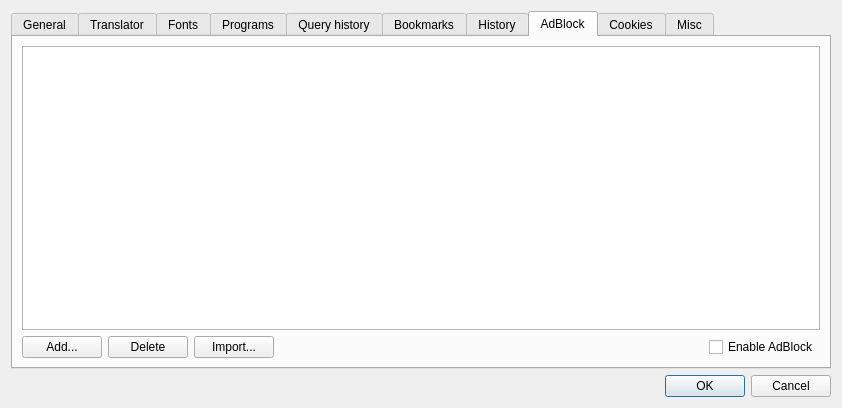
Above: settingsdlg.ui from kernel1024/jpreader before the change. Below: the same form after it.
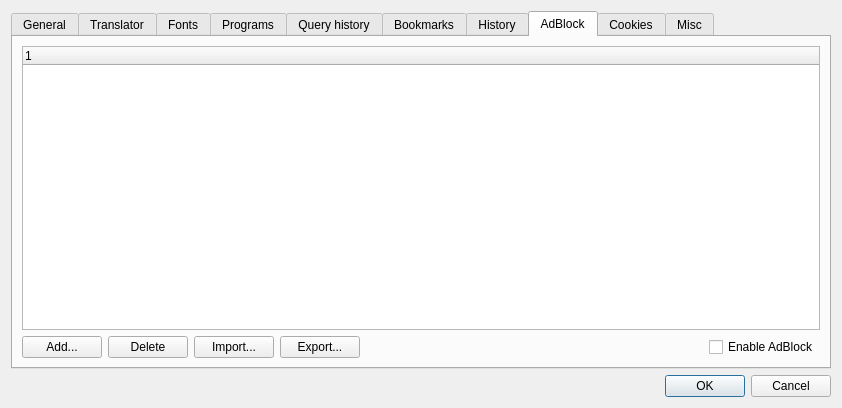
That is the form after the change. The open tabs and pages were chosen to show the change. Custom widgets are drawn as their Qt base class.

Commit message: Adblock rules compatibility with AdBlock Pro format, tree-view widget for adblock in settings dialog.

```diff
--- a/settingsdlg.ui
+++ b/settingsdlg.ui
@@ -1057,13 +1057,18 @@
       </attribute>
       <layout class="QVBoxLayout" name="verticalLayout_9">
        <item>
-        <widget class="QListWidget" name="listAdblock">
-         <property name="enabled">
-          <bool>true</bool>
+        <widget class="QTreeWidget" name="treeAdblock">
+         <property name="editTriggers">
+          <set>QAbstractItemView::NoEditTriggers</set>
          </property>
          <property name="selectionMode">
           <enum>QAbstractItemView::ExtendedSelection</enum>
          </property>
+         <column>
+          <property name="text">
+           <string notr="true">1</string>
+          </property>
+         </column>
         </widget>
        </item>
        <item>
@@ -1098,6 +1103,13 @@
            </property>
           </widget>
          </item>
+         <item>
+          <widget class="QPushButton" name="buttonAdExport">
+           <property name="text">
+            <string>Export...</string>
+           </property>
+          </widget>
+         </item>
          <item>
           <spacer name="horizontalSpacer_5">
            <property name="orientation">
```
Left out of the diff: 5 changed lines with no effect on the pictures. The commit also changes 7 other files.
